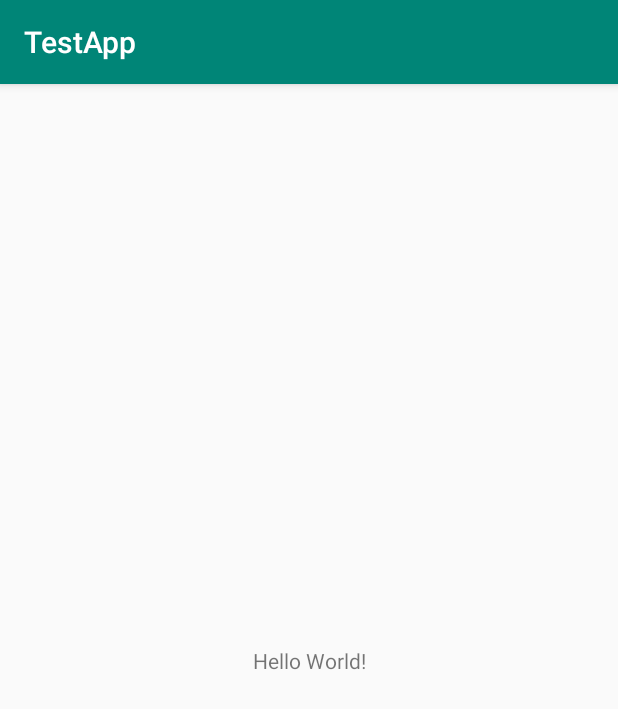
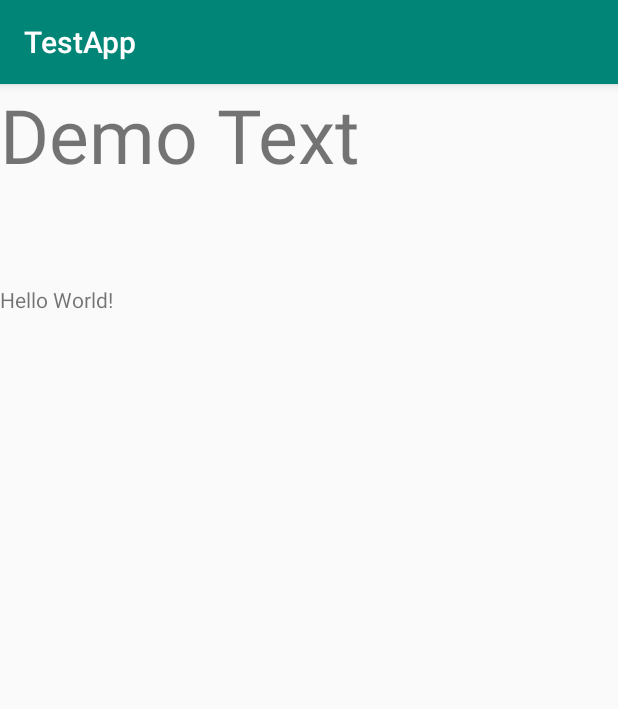
Before and after one commit to lyawile/testapp, an Android app: the screen it shows after launch (MainActivity), on a phone screen of 412 x 824 dp. Shown: the top 709 px of the screen. Run offline under Robolectric (Android 15) with nearby library versions, the phone set to English and light mode, and no system bars.

Commit message:
Migrated to Androidx

```diff
--- a/app/src/main/AndroidManifest.xml
+++ b/app/src/main/AndroidManifest.xml
@@ -16,6 +16,7 @@
                 <category android:name="android.intent.category.LAUNCHER" />
             </intent-filter>
         </activity>
+
     </application>
 
 </manifest>
--- a/app/src/main/java/org/mysysdev/testapp/MainActivity.java
+++ b/app/src/main/java/org/mysysdev/testapp/MainActivity.java
@@ -1,7 +1,9 @@
 package org.mysysdev.testapp;
 
-import android.support.v7.app.AppCompatActivity;
+
 import android.os.Bundle;
+
+import androidx.appcompat.app.AppCompatActivity;
 
 public class MainActivity extends AppCompatActivity {
 
--- a/app/src/main/res/layout/activity_main.xml
+++ b/app/src/main/res/layout/activity_main.xml
@@ -7,12 +7,13 @@
     tools:context=".MainActivity">
 
     <TextView
-        android:layout_width="wrap_content"
-        android:layout_height="wrap_content"
+        android:layout_width="match_parent"
+        android:layout_height="500dp"
         android:text="Hello World!"
         app:layout_constraintBottom_toBottomOf="parent"
         app:layout_constraintLeft_toLeftOf="parent"
         app:layout_constraintRight_toRightOf="parent"
         app:layout_constraintTop_toTopOf="parent" />
+    <include layout="@layout/layout" />
 
 </android.support.constraint.ConstraintLayout>
--- /dev/null
+++ b/app/src/main/res/layout/layout.xml
@@ -0,0 +1,11 @@
+<?xml version="1.0" encoding="utf-8"?>
+<LinearLayout xmlns:android="http://schemas.android.com/apk/res/android"
+    android:layout_width="wrap_content"
+    android:layout_height="wrap_content">
+        <TextView
+            android:layout_width="match_parent"
+            android:layout_height="wrap_content"
+            android:text="Demo Text"
+            android:gravity="center"
+            android:textSize="50sp"/>
+</LinearLayout>
```
Also changed, not shown: app/build.gradle (+5 -2 lines), 2 other files.
